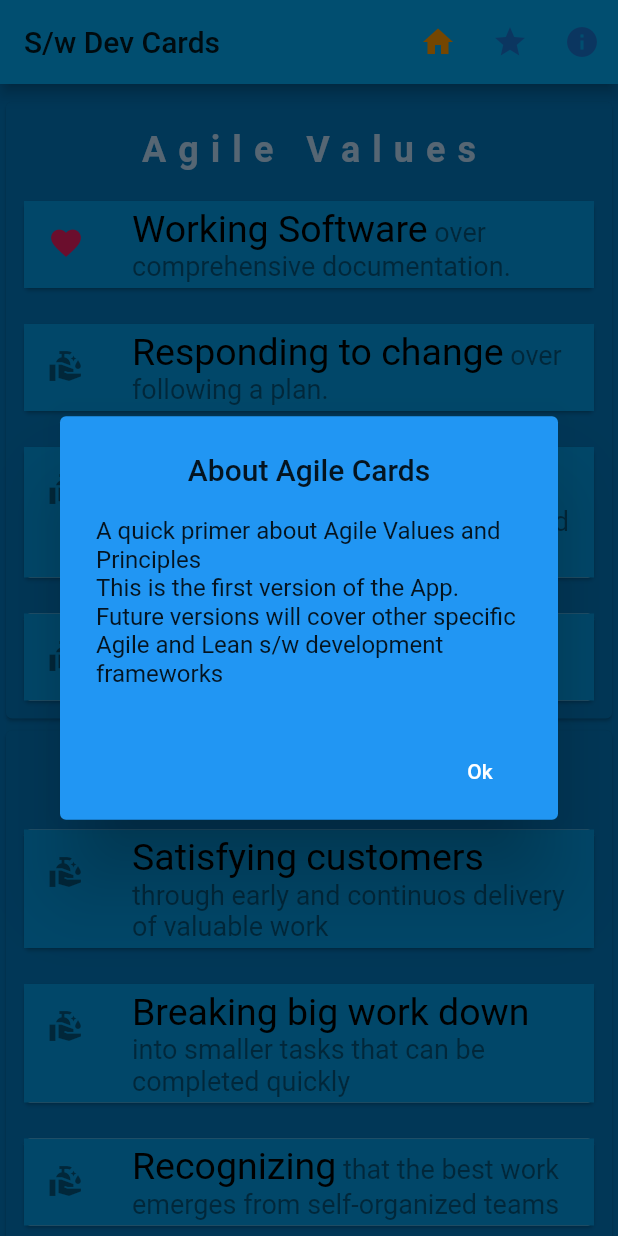
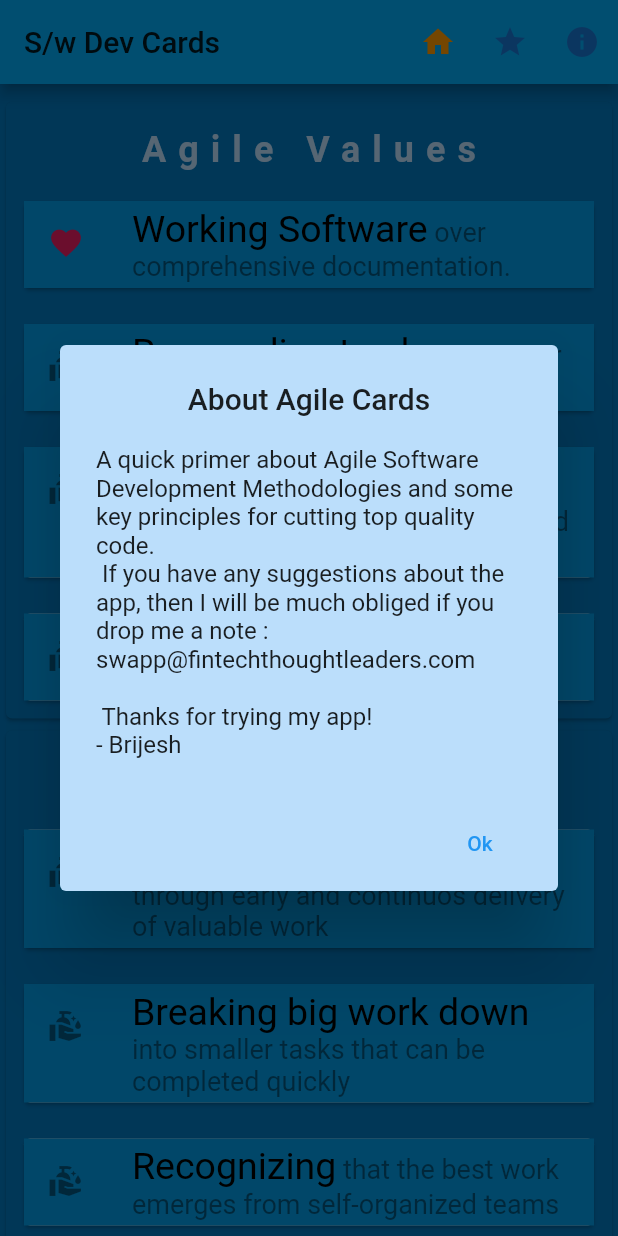
Before and after one commit to ammanath/agileCards, a Flutter app: the screen it shows after launch, after a tap on the "info" icon, on a phone screen of 412 x 824 dp. Run offline on Flutter 3.47's test engine with Material 2 defaults, Android fonts, the phone set to English and light mode, and no system bars; our stand-ins replace animated_text_kit, google_fonts, rating_dialog; missing offline and left inert: launch_review.

Commit message:
about app

```diff
--- a/lib/aboutButton.dart
+++ b/lib/aboutButton.dart
@@ -24,13 +24,13 @@ class AboutButton extends StatelessWidget {
           return AlertDialog(
             title: Center(child: Text("About Agile Cards")),
             content: Text(
-                "A quick primer about Agile Values and Principles \nThis is the first version of the App. Future versions will cover other specific Agile and Lean s/w development frameworks"),
+                "A quick primer about Agile Software Development Methodologies and some key principles for cutting top quality code. \n If you have any suggestions about the app, then I will be much obliged if you drop me a note : swapp@fintechthoughtleaders.com \n \n Thanks for trying my app! \n- Brijesh"),
             elevation: 24.0,
-            backgroundColor: Colors.blue,
+            backgroundColor: Colors.blue[100],
             actions: <Widget>[
               FlatButton(
                 child: Text('Ok'),
-                textColor: Colors.white,
+                textColor: Colors.blue,
                 onPressed: () {
                   Navigator.of(context).pop();
                 },
```
